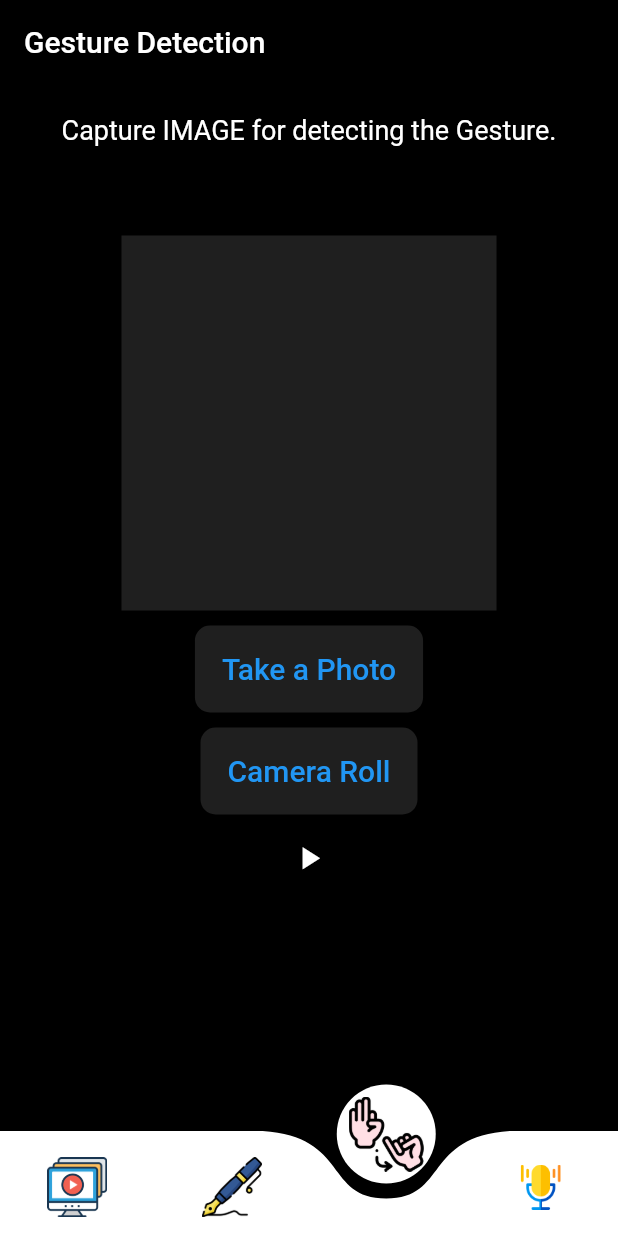
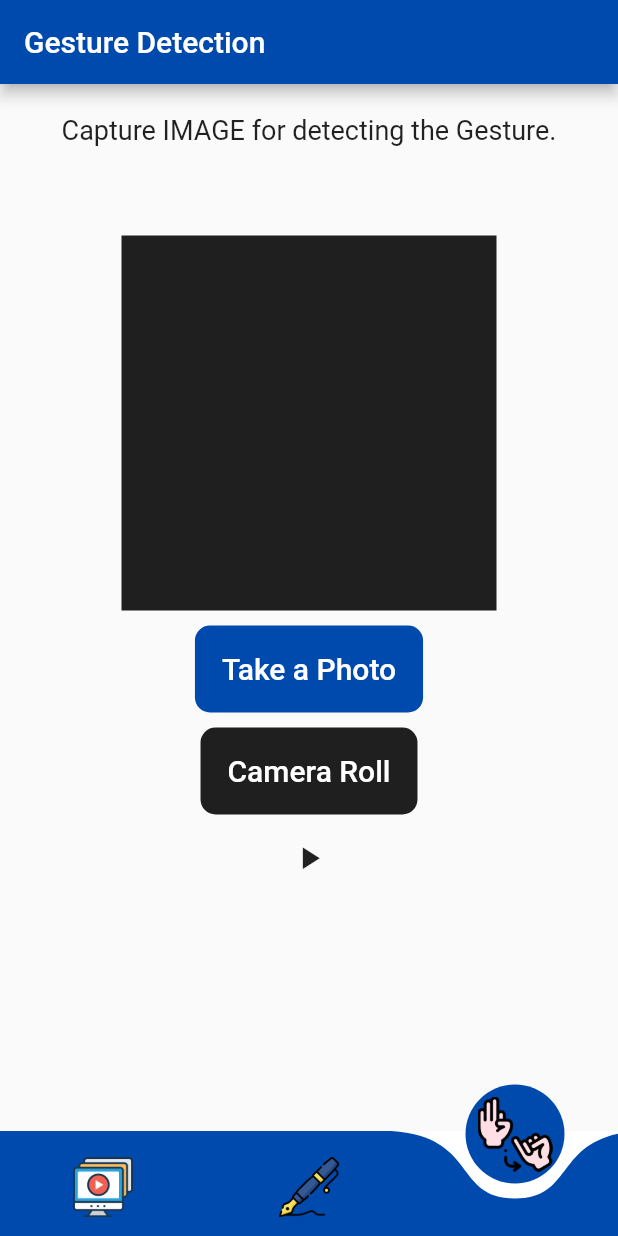
Before and after one commit to sheen404/EasyComm, a Flutter app: the screen it shows after launch, item 3 of the bottom bar chosen, on a phone screen of 412 x 824 dp. Run offline on Flutter 3.47's test engine with Material 2 defaults, Android fonts, the phone set to English and light mode, and no system bars; drawn by our look-alikes of curved_navigation_bar; our stand-ins replace flutter_tts, image_picker; missing offline and left inert: scrolling_page_indicator, splash_screen_view, tflite.

Commit message:
Complete Major Project - 'EasyCOMM'

```diff
--- a/lib/character_recognition.dart
+++ b/lib/character_recognition.dart
@@ -46,6 +46,7 @@ class _RecognizerScreen extends State<CharacterRecognition> {
     return Scaffold(
       //backgroundColor: Colors.black,
       appBar: AppBar(
+        backgroundColor: Color(0xff004AAD),
         title: Text('Character Recognition'),
       ),
       body: Container(
--- a/lib/gesture_detection.dart
+++ b/lib/gesture_detection.dart
@@ -82,8 +82,9 @@ class _GestureDetectionState extends State<GestureDetection> {
       await flutterTts.speak('${_output[0]['label']}');
     }
     return Scaffold(
-      backgroundColor: Colors.black,
+      //backgroundColor: ,
       appBar: AppBar(
+        backgroundColor: Color(0xff004AAD),
         title: Text("Gesture Detection"),
       ),
       body: Container(
@@ -108,7 +109,7 @@ class _GestureDetectionState extends State<GestureDetection> {
               ) : Container(child: Column(
                 children: [
                   Container(
-                    height: 250,
+                    height: 200,
                     child: Image.file(_image),
                   ),
                   SizedBox(height: 20.0,),
@@ -128,7 +129,7 @@ class _GestureDetectionState extends State<GestureDetection> {
                   padding: EdgeInsets.symmetric(horizontal: 10, vertical: 5.0),
                   decoration: BoxDecoration(
                     borderRadius: BorderRadius.circular(10.0),
-                    color: const Color(0xff1F1F1F),
+                    color: const Color(0xff004AAD),
                   ),
                   child: TextButton(
                       onPressed: (){
@@ -136,7 +137,8 @@ class _GestureDetectionState extends State<GestureDetection> {
                       },
                       child: Text("Take a Photo",
                         style: TextStyle(
-                            fontSize: 20.0
+                            fontSize: 20.0,
+                          color: Colors.white
                         ),)),
                 ),
                 Container(
@@ -152,7 +154,8 @@ class _GestureDetectionState extends State<GestureDetection> {
                       },
                       child: Text("Camera Roll",
                         style: TextStyle(
-                            fontSize: 20.0
+                            fontSize: 20.0,
+                            color: Colors.white
                         ),)),
                 ),
               ],
--- a/lib/home_page.dart
+++ b/lib/home_page.dart
@@ -1,6 +1,6 @@
 import 'package:curved_navigation_bar/curved_navigation_bar.dart';
 import 'package:easy_comm/gesture_detection.dart';
-import 'package:easy_comm/speech_to_gesture.dart';
+//import 'package:easy_comm/speech_to_gesture.dart';
 import 'package:easy_comm/tutorial.dart';
 import 'package:flutter/material.dart';
 
@@ -18,7 +18,7 @@ class _HomePageState extends State<HomePage> {
     Tutorial(),
     CharacterRecognition(),
     GestureDetection(),
-    SpeechToGesture()
+    //SpeechToGesture()
   ];
   int _activePage = 0;
 
@@ -26,11 +26,13 @@ class _HomePageState extends State<HomePage> {
   Widget build(BuildContext context) {
     return Scaffold(
       body: _tabItems[_activePage],
-      backgroundColor: Colors.black,
+      //backgroundColor: Color(0xff004AAD),
       bottomNavigationBar: CurvedNavigationBar(
         index: _activePage,
         height: 70.0,
-        backgroundColor: Colors.black,
+        backgroundColor: Colors.white,
+        buttonBackgroundColor: Color(0xff004AAD),
+        color: Color(0xff004AAD),
         items: <Widget>[
           Image.asset(
             "images/tutorial.png",
@@ -47,11 +49,11 @@ class _HomePageState extends State<HomePage> {
             height: 50,
             width: 50,
           ),
-          Image.asset(
-            "images/speech.png",
-            height: 30,
-            width: 30,
-          ),
+          // Image.asset(
+          //   "images/speech.png",
+          //   height: 30,
+          //   width: 30,
+          // ),
         ],
         animationDuration: Duration(milliseconds: 200),
         onTap: (index) {
--- a/lib/main.dart
+++ b/lib/main.dart
@@ -11,7 +11,7 @@ class MyApp extends StatelessWidget {
   Widget build(BuildContext context) {
     return MaterialApp(
       debugShowCheckedModeBanner: false,
-      theme: ThemeData.dark(),
+      //theme: ThemeData.dark().copyWith(backgroundColor: Color(0xff004AAD)),
       home: SplashScreen(),
     );
   }
--- a/lib/splash_screen.dart
+++ b/lib/splash_screen.dart
@@ -21,10 +21,10 @@ class _SplashScreenState extends State<SplashScreen> {
     );
     return MaterialApp(
       debugShowCheckedModeBanner: false,
-      theme: ThemeData.dark().copyWith(
-          primaryColor: Colors.black,
-          backgroundColor: Colors.black,
-          accentColor: Colors.black),
+      // theme: ThemeData.dark().copyWith(
+      //     primaryColor: Colors.black,
+      //     backgroundColor: Color(0xff004AAD),
+      //     accentColor: Colors.black),
       home: splash,
     );
   }
--- a/pubspec.yaml
+++ b/pubspec.yaml
@@ -26,6 +26,7 @@ dependencies:
   image_picker: ^0.8.0+3
   tflite: ^1.1.1
   flutter_tts: ^3.2.0
+  scrolling_page_indicator: ^0.1.2
 
 
   # The following adds the Cupertino Icons font to your application.
```
Also changed, not shown: lib/tutorial.dart (+52 -3 lines), images/1.jpg (added), images/2.jpg (added), images/3.jpg (added), images/4.jpg (added), pubspec.lock.
